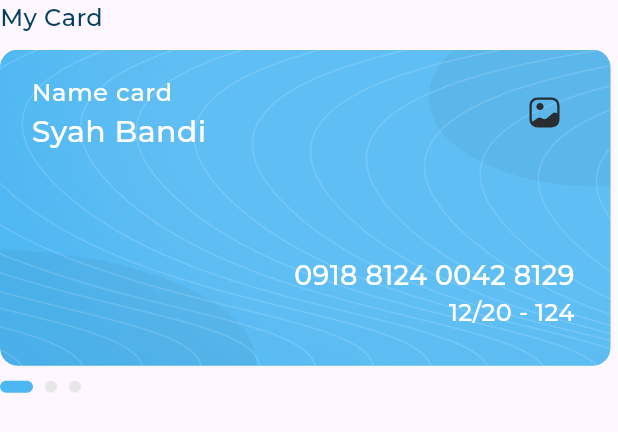
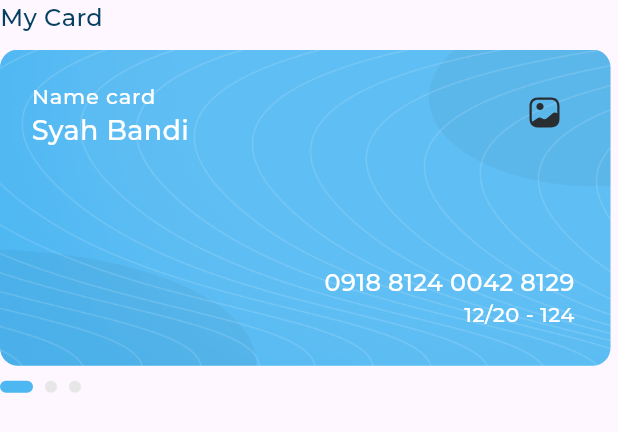
Before and after one commit to AhmedEzz32/my_money_mate, a Flutter app: the CardViewSection widget shown alone on an empty page, opened directly, on a phone screen of 412 x 824 dp. Shown: the top 432 px of the screen. Run offline on Flutter 3.47's test engine with Material 3 defaults, Android fonts, the light colour scheme and no system bars; drawn by our look-alikes of expandable_page_view; our stand-ins replace flutter_svg; project files that could hold a hidden picture were left out.

Commit message:
finish the transaction histroy in right page

```diff
--- /dev/null
+++ b/devtools_options.yaml
@@ -0,0 +1,3 @@
+description: This file stores settings for Dart & Flutter DevTools.
+documentation: https://docs.flutter.dev/tools/devtools/extensions#configure-extension-enablement-states
+extensions:
--- a/lib/utils/styles.dart
+++ b/lib/utils/styles.dart
@@ -10,11 +10,32 @@ abstract class AppStyles {
     color: Color(0xffAAAAAA),
   );
 
-    static const TextStyle styleRegular14 = TextStyle(
+  static const TextStyle styleSemiBold12 = TextStyle(
+    fontFamily: fontFamily,
+    fontSize: 12,
+    fontWeight: FontWeight.w600,
+    color: Color(0xffAAAAAA),
+  );
+
+  static const TextStyle styleRegular14 = TextStyle(
     fontFamily: fontFamily,
     fontSize: 14,
     fontWeight: FontWeight.w400,
     color: Color(0xffAAAAAA),
+  );
+
+  static const TextStyle styleMedium14 = TextStyle(
+    fontFamily: fontFamily,
+    fontSize: 14,
+    fontWeight: FontWeight.w500,
+    color: Color(0xff064061),
+  );
+
+  static const TextStyle styleSemiBold14 = TextStyle(
+    fontFamily: fontFamily,
+    fontSize: 14,
+    fontWeight: FontWeight.w600,
+    color: Color(0xff064061),
   );
 
   static const TextStyle styleRegular16 = TextStyle(
@@ -38,18 +59,25 @@ abstract class AppStyles {
     color: Color(0xff064061),
   );
 
-    static const TextStyle styleBold16 = TextStyle(
+  static const TextStyle styleBold16 = TextStyle(
     fontFamily: fontFamily,
     fontSize: 16,
     fontWeight: FontWeight.w700,
     color: Color(0xff4eb7f2),
   );
 
-    static const TextStyle styleSemiBold18 = TextStyle(
+  static const TextStyle styleMedium18 = TextStyle(
+    fontFamily: fontFamily,
+    fontSize: 18,
+    fontWeight: FontWeight.w500,
+    color: Color(0xffffffff),
+  );
+
+  static const TextStyle styleSemiBold18 = TextStyle(
     fontFamily: fontFamily,
     fontSize: 18,
     fontWeight: FontWeight.w600,
-    color: Color(0xffffffff),
+    color: Color(0xff064061),
   );
 
   static const TextStyle styleSemiBold20 = TextStyle(
--- a/lib/views/dashboard_desktop_layout.dart
+++ b/lib/views/dashboard_desktop_layout.dart
@@ -1,7 +1,7 @@
 import 'package:flutter/material.dart';
 import 'package:flutter/widgets.dart';
 import 'package:responsive_adaptive_app/widgets/middle_screen/middle_screen_page.dart';
-import 'package:responsive_adaptive_app/widgets/right_screen/mycard/right_screen_page.dart';
+import 'package:responsive_adaptive_app/widgets/right_screen/right_screen_page.dart';
 import '../widgets/drawer/custom_drawer.dart';
 
 class DashBoardDesktopLayout extends StatelessWidget {
--- a/lib/widgets/right_screen/mycard/my_card_section.dart
+++ b/lib/widgets/right_screen/mycard/my_card_section.dart
@@ -31,7 +31,7 @@ class _CardViewSectionState extends State<CardViewSection> {
       crossAxisAlignment: CrossAxisAlignment.start,
       children: [
         const SizedBox(
-          width: 420,
+          width: 320,
           child: Text(
             'My Card',
             style: AppStyles.styleSemiBold16
--- a/lib/widgets/right_screen/mycard/mycard.dart
+++ b/lib/widgets/right_screen/mycard/mycard.dart
@@ -32,12 +32,12 @@ class MyCard extends StatelessWidget {
                   const EdgeInsets.only(left: 21, right: 32, top: 6),
               title: Text(
                   'Name card',
-                  style: AppStyles.styleRegular16.copyWith(
+                  style: AppStyles.styleRegular14.copyWith(
                     color: Colors.white,
                   )),
               subtitle: const Text(
                 'Syah Bandi',
-                style: AppStyles.styleMedium20,
+                style: AppStyles.styleMedium18,
               ),
               trailing: SvgPicture.asset(Assets.imagesGallery),
             ),
@@ -49,13 +49,13 @@ class MyCard extends StatelessWidget {
                 children: [
                   Text(
                     '0918 8124 0042 8129',
-                    style: AppStyles.styleSemiBold18.copyWith(
+                    style: AppStyles.styleSemiBold16.copyWith(
                       color: Colors.white,
                     ),
                   ),
                   Text(
                     '12/20 - 124',
-                    style: AppStyles.styleRegular16
+                    style: AppStyles.styleRegular14
                         .copyWith(color: Colors.white),
                   ),
                 ],
--- a/lib/widgets/right_screen/mycard/right_screen_page.dart
+++ b/lib/widgets/right_screen/right_screen_page.dart
@@ -1,5 +1,5 @@
 import 'package:flutter/material.dart';
-import 'my_card_section.dart';
+import 'my_card_and_transaction_history.dart';
 
 class RightScreenPage extends StatelessWidget {
   const RightScreenPage({super.key});
@@ -7,7 +7,7 @@ class RightScreenPage extends StatelessWidget {
   @override
   Widget build(BuildContext context) {
     return const Center(
-      child: CardViewSection(),
+      child: MyCardAndTransactionHistory(),
     );
   }
 }
```
Also changed, not shown: lib/widgets/right_screen/my_card_and_transaction_history.dart (added, +24 -0 lines), lib/widgets/right_screen/transaction_history/transaction_header.dart (added, +25 -0 lines), lib/widgets/right_screen/transaction_history/transaction_history.dart (added, +20 -0 lines), lib/widgets/right_screen/transaction_history/transaction_history_list_view.dart (added, +39 -0 lines), lib/widgets/right_screen/transaction_history/transaction_item.dart (added, +39 -0 lines), lib/widgets/right_screen/transaction_history/transaction_model.dart (added, +10 -0 lines).
